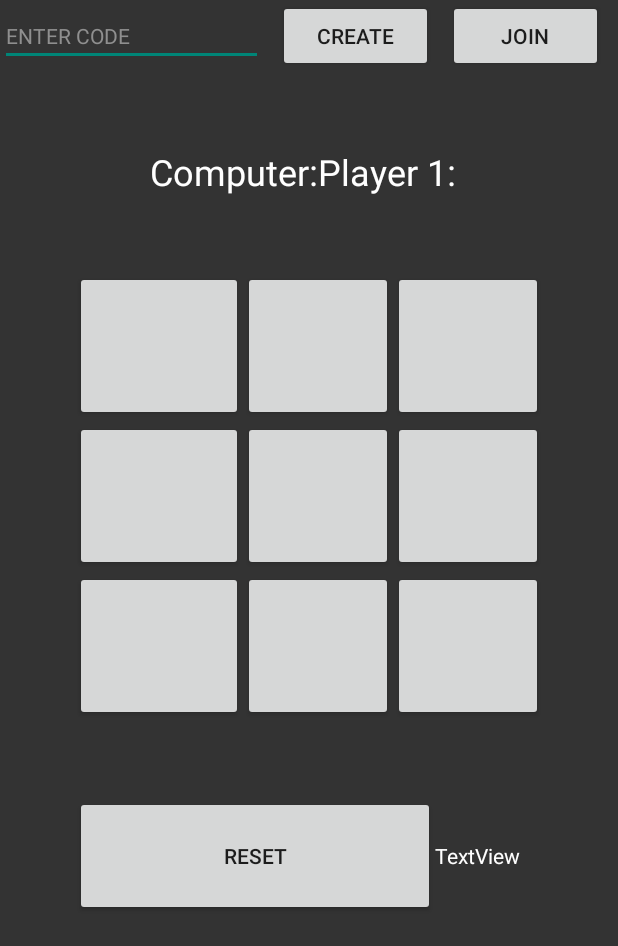
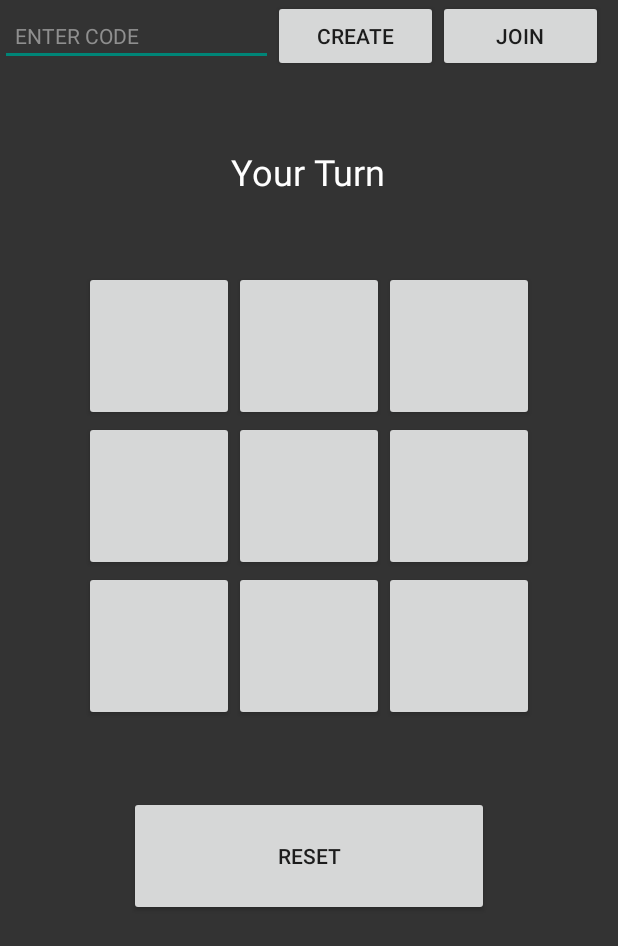
Before and after one commit to elyssatanxy/cs205-android-studio, an Android app: the Multiplayer screen opened directly, with no data from a screen before it, after a tap on "CREATE", on a phone screen of 412 x 824 dp. Shown: the top 946 px of the screen. Run offline under Robolectric (Android 15) with nearby library versions, the phone set to English and light mode, and no system bars; our stand-ins replace Firebase (no records; nobody signed in at launch, a user with empty details on screens opened directly); 1 statement that could not run was skipped; 1 other tap on this screen came first.

Commit message:
Multiplayer with turns

```diff
--- a/app/src/main/java/com/example/cs205/Multiplayer.java
+++ b/app/src/main/java/com/example/cs205/Multiplayer.java
@@ -3,9 +3,9 @@ package com.example.cs205;
 import androidx.annotation.NonNull;
 import androidx.appcompat.app.AppCompatActivity;
 
-import android.content.Intent;
 import android.os.Bundle;
 import android.view.View;
+import android.widget.Button;
 import android.widget.EditText;
 import android.widget.TextView;
 
@@ -22,8 +22,22 @@ public class Multiplayer extends AppCompatActivity {
     private String board; // The game board String
     private EditText codeField;
     private String code;
+    private char playerLetter; // 'X' or 'O'
+    private TextView turnText;
 
-    private TextView textTest1;
+    private String zeroBoard = "O000000000";
+
+    Button grid1;
+    Button grid2;
+    Button grid3;
+    Button grid4;
+    Button grid5;
+    Button grid6;
+    Button grid7;
+    Button grid8;
+    Button grid9;
+
+    Button[] gridArray;
 
     @Override
     protected void onCreate(Bundle savedInstanceState) {
@@ -33,37 +47,50 @@ public class Multiplayer extends AppCompatActivity {
         mDatabase = FirebaseDatabase.getInstance().getReference();
         codeField = findViewById(R.id.codeField);
 
-        textTest1 = findViewById(R.id.textTest1);
+        turnText = findViewById(R.id.turnText);
 
+        grid1 = findViewById(R.id.grid1);
+        grid2 = findViewById(R.id.grid2);
+        grid3 = findViewById(R.id.grid3);
+        grid4 = findViewById(R.id.grid4);
+        grid5 = findViewById(R.id.grid5);
+        grid6 = findViewById(R.id.grid6);
+        grid7 = findViewById(R.id.grid7);
+        grid8 = findViewById(R.id.grid8);
+        grid9 = findViewById(R.id.grid9);
 
-//        ValueEventListener postListener = new ValueEventListener() {
-//            @Override
-//            public void onDataChange(@NonNull DataSnapshot snapshot) {
-//                String obj = snapshot.child("ttt").getValue().toString();
-//                textTest1.setText(obj);
-//            }
-//
-//            @Override
-//            public void onCancelled(@NonNull DatabaseError error) {
-//                textTest1.setText("rip");
-//            }
-//        };
-//
-//        mDatabase.addValueEventListener(postListener);
-
+        gridArray = new Button[9];
+        gridArray[0] = grid1;
+        gridArray[1] = grid2;
+        gridArray[2] = grid3;
+        gridArray[3] = grid4;
+        gridArray[4] = grid5;
+        gridArray[5] = grid6;
+        gridArray[6] = grid7;
+        gridArray[7] = grid8;
+        gridArray[8] = grid9;
     }
 
     public void createGame(View view) {
-//        mDatabase.child("ttt").setValue(codeField.getText().toString());
-        String zeroBoard = "000000000";
+        board = zeroBoard;
         code = codeField.getText().toString();
         mDatabase.child(code).setValue(zeroBoard);
 
-//        createListener(view);
+        playerLetter = 'X';
+        createListener(view);
+
+        if(board.charAt(0) != playerLetter) {
+            turnText.setText("Your Turn");
+            enableGrid(view);
+        } else {
+            turnText.setText("Opponent's Turn");
+            disableGrid(view);
+        }
     }
 
     public void joinGame(View view) {
         code = codeField.getText().toString();
+        playerLetter = 'O';
         createListener(view);
     }
 
@@ -71,8 +98,15 @@ public class Multiplayer extends AppCompatActivity {
         ValueEventListener postListener = new ValueEventListener() {
             @Override
             public void onDataChange(@NonNull DataSnapshot snapshot) {
-                String obj = snapshot.child(code).getValue().toString();
-                textTest1.setText(obj);
+                board = snapshot.child(code).getValue().toString();
+                updateBoard(view);
+
+                if(board.charAt(0) != playerLetter) {
+                    enableGrid(view);
+                    turnText.setText("Your Turn");
+                } else {
+                    turnText.setText("Opponent's Turn");
+                }
             }
 
             @Override
@@ -85,4 +119,88 @@ public class Multiplayer extends AppCompatActivity {
         mDatabase.addValueEventListener(postListener);
     }
 
+    public void updateBoard(View view) {
+        board = board.replaceAll("0", " ");
+
+        for(int i = 0; i < 9; i++) {
+            gridArray[i].setText(String.valueOf(board.charAt(i+1)));
+        }
+    }
+
+    public void move (View view) {
+        StringBuilder tempBoard = new StringBuilder(board);
+        switch (view.getId()) {
+            case R.id.grid1:
+                tempBoard.setCharAt(1, playerLetter);
+                board = String.valueOf(tempBoard);
+                break;
+            case R.id.grid2:
+                tempBoard.setCharAt(2, playerLetter);
+                board = String.valueOf(tempBoard);
+                break;
+            case R.id.grid3:
+                tempBoard.setCharAt(3, playerLetter);
+                board = String.valueOf(tempBoard);
+                break;
+            case R.id.grid4:
+                tempBoard.setCharAt(4, playerLetter);
+                board = String.valueOf(tempBoard);
+                break;
+            case R.id.grid5:
+                tempBoard.setCharAt(5, playerLetter);
+                board = String.valueOf(tempBoard);
+                break;
+            case R.id.grid6:
+                tempBoard.setCharAt(6, playerLetter);
+                board = String.valueOf(tempBoard);
+                break;
+            case R.id.grid7:
+                tempBoard.setCharAt(7, playerLetter);
+                board = String.valueOf(tempBoard);
+                break;
+            case R.id.grid8:
+                tempBoard.setCharAt(8, playerLetter);
+                board = String.valueOf(tempBoard);
+                break;
+            case R.id.grid9:
+                tempBoard.setCharAt(9, playerLetter);
+                board = String.valueOf(tempBoard);
+                break;
+        }
+
+        tempBoard.setCharAt(0, playerLetter);
+        board = String.valueOf(tempBoard);
+
+        mDatabase.child(code).setValue(board);
+        updateBoard(view);
+        disableGrid(view);
+        turnText.setText("Opponent's Turn");
+    }
+
+    // Enables the playable buttons
+    public void enableGrid(View view) {
+        for(int i = 0; i < 9; i++) {
+            if(board.charAt(i + 1) == ' ') {
+                gridArray[i].setEnabled(true);
+            }
+        }
+    }
+
+    // Disables the grid
+    public void disableGrid(View view) {
+        for(int i = 0; i < 9; i++) {
+            gridArray[i].setEnabled(false);
+        }
+    }
+
+    public void reset(View view) {
+        board = zeroBoard;
+        mDatabase.child(code).setValue(zeroBoard);
+        if(board.charAt(0) != playerLetter) {
+            enableGrid(view);
+        } else {
+            disableGrid(view);
+        }
+    }
+
 }
--- a/app/src/main/java/com/example/cs205/Singleplayer.java
+++ b/app/src/main/java/com/example/cs205/Singleplayer.java
@@ -5,11 +5,8 @@ import android.widget.Button;
 import android.widget.TextView;
 import androidx.appcompat.app.AppCompatActivity;
 
-import java.lang.reflect.Array;
 import java.util.ArrayList;
-import java.util.Collections;
 import java.util.Iterator;
-import java.util.List;
 import java.util.Random;
 import java.util.concurrent.locks.ReentrantLock;
 
@@ -42,7 +39,7 @@ public class Singleplayer extends AppCompatActivity {
         grid7 = findViewById(R.id.grid7);
         grid8 = findViewById(R.id.grid8);
         grid9 = findViewById(R.id.grid9);
-        text = findViewById(R.id.computer_value);
+        text = findViewById(R.id.turnText);
 
         for (int i = 1; i <= 9; i++) {
             availableGrids.add(i);
--- a/app/src/main/res/layout/activity_multiplayer.xml
+++ b/app/src/main/res/layout/activity_multiplayer.xml
@@ -10,6 +10,7 @@
     <LinearLayout
         android:layout_width="match_parent"
         android:layout_height="match_parent"
+        android:gravity="center_horizontal"
         android:orientation="vertical">
 
         <LinearLayout
@@ -23,17 +24,17 @@
                 android:layout_height="wrap_content"
                 android:layout_weight="1"
                 android:ems="10"
+                android:hint="ENTER CODE"
                 android:inputType="textPersonName"
-                android:text="ENTER CODE"
-                android:textColor="#8F8F8F"
+                android:paddingStart="10dp"
+                android:textColor="#F8F8F8"
+                android:textColorHint="#8F8F8F"
                 android:textSize="14sp" />
 
             <Button
                 android:id="@+id/createButton"
                 android:layout_width="wrap_content"
                 android:layout_height="wrap_content"
-                android:layout_marginStart="10dp"
-                android:layout_marginEnd="10dp"
                 android:layout_weight="1"
                 android:onClick="createGame"
                 android:paddingHorizontal="10dp"
@@ -51,33 +52,21 @@
 
         </LinearLayout>
 
-        <TableLayout
-            android:layout_width="match_parent"
-            android:layout_height="match_parent"
-            android:background="#333333"
-            tools:context=".Singleplayer">
-
-            <TableRow
-                android:layout_width="match_parent"
-                android:layout_height="match_parent"
-                android:layout_marginVertical="50dp"
-                android:gravity="center">
-
         <TextView
-                    android:id="@+id/computer_value"
+            android:id="@+id/turnText"
             android:layout_width="wrap_content"
             android:layout_height="wrap_content"
-                    android:text="Computer:"
+            android:paddingVertical="50sp"
+            android:text="Your Turn/Opponent's Turn"
+            android:textAlignment="viewStart"
             android:textColor="@color/white"
             android:textSize="24sp" />
 
-                <TextView
-                    android:layout_width="wrap_content"
+        <TableLayout
+            android:layout_width="match_parent"
             android:layout_height="wrap_content"
-                    android:text="Player 1:"
-                    android:textColor="@color/white"
-                    android:textSize="24sp" />
-            </TableRow>
+            android:background="#333333"
+            tools:context=".Singleplayer">
 
             <TableRow
                 android:layout_width="match_parent"
@@ -88,6 +77,7 @@
                     android:id="@+id/grid1"
                     android:layout_width="100sp"
                     android:layout_height="100sp"
+                    android:onClick="move"
                     android:text=""
                     android:textSize="40sp" />
 
@@ -95,6 +85,7 @@
                     android:id="@+id/grid2"
                     android:layout_width="100sp"
                     android:layout_height="100sp"
+                    android:onClick="move"
                     android:text=""
                     android:textSize="40sp" />
 
@@ -102,6 +93,7 @@
                     android:id="@+id/grid3"
                     android:layout_width="100sp"
                     android:layout_height="100sp"
+                    android:onClick="move"
                     android:text=""
                     android:textSize="40sp" />
             </TableRow>
@@ -115,6 +107,7 @@
                     android:id="@+id/grid4"
                     android:layout_width="100sp"
                     android:layout_height="100sp"
+                    android:onClick="move"
                     android:text=""
                     android:textSize="40sp" />
 
@@ -122,6 +115,7 @@
                     android:id="@+id/grid5"
                     android:layout_width="100sp"
                     android:layout_height="100sp"
+                    android:onClick="move"
                     android:text=""
                     android:textSize="40sp" />
 
@@ -129,6 +123,7 @@
                     android:id="@+id/grid6"
                     android:layout_width="100sp"
                     android:layout_height="100sp"
+                    android:onClick="move"
                     android:text=""
                     android:textSize="40sp" />
             </TableRow>
@@ -142,6 +137,7 @@
                     android:id="@+id/grid7"
                     android:layout_width="100sp"
                     android:layout_height="100sp"
+                    android:onClick="move"
                     android:text=""
                     android:textSize="40sp" />
 
@@ -149,6 +145,7 @@
                     android:id="@+id/grid8"
                     android:layout_width="100sp"
                     android:layout_height="100sp"
+                    android:onClick="move"
                     android:text=""
                     android:textSize="40sp" />
 
@@ -156,9 +153,13 @@
                     android:id="@+id/grid9"
                     android:layout_width="100sp"
                     android:layout_height="100sp"
+                    android:onClick="move"
                     android:text=""
                     android:textSize="40sp" />
             </TableRow>
+
+
+        </TableLayout>
 
         <LinearLayout
             android:layout_width="wrap_content"
@@ -169,20 +170,10 @@
             <Button
                 android:layout_width="240sp"
                 android:layout_height="80sp"
+                android:onClick="reset"
                 android:text="Reset" />
 
-                <TextView
-                    android:id="@+id/textTest1"
-                    android:layout_width="wrap_content"
-                    android:layout_height="wrap_content"
-                    android:layout_weight="1"
-                    android:text="TextView"
-                    android:textColor="#FFFFFF" />
-
         </LinearLayout>
-
-
-        </TableLayout>
 
     </LinearLayout>
 
--- a/app/src/main/res/layout/activity_singleplayer.xml
+++ b/app/src/main/res/layout/activity_singleplayer.xml
@@ -20,7 +20,7 @@
             android:textSize="24sp"
             android:textColor="@color/white"/>
         <TextView
-            android:id="@+id/computer_value"
+            android:id="@+id/turnText"
             android:layout_width="wrap_content"
             android:layout_height="wrap_content"
             android:text="Computer:"
```
Lines whose indentation alone changed are shown as unchanged.
